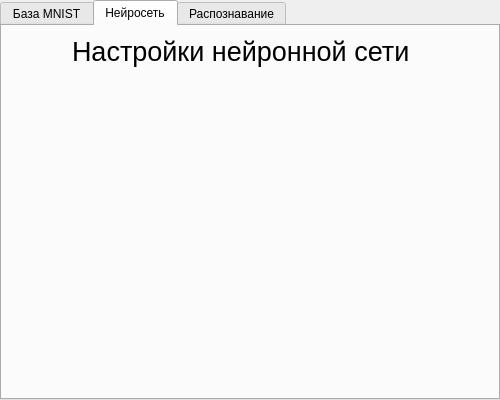
Above: mainwindow.ui from wadzapi/YANNDigits before the change. Below: the same form after it.
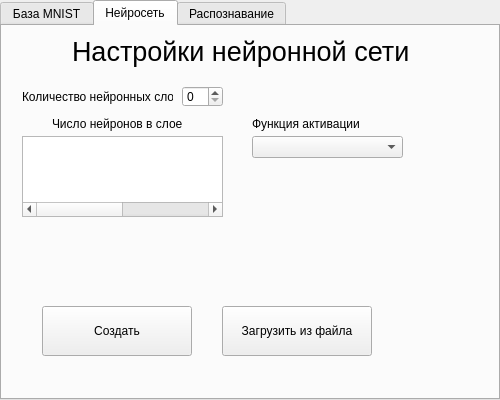
That is the form after the change. The open tabs and pages were chosen to show the change. Custom widgets are drawn as their Qt base class.

Diff of the .ui file:
```diff
--- a/mainwindow.ui
+++ b/mainwindow.ui
@@ -377,6 +377,118 @@
        <string>Настройки нейронной сети</string>
       </property>
      </widget>
+     <widget class="QSpinBox" name="spinBox">
+      <property name="geometry">
+       <rect>
+        <x>180</x>
+        <y>60</y>
+        <width>41</width>
+        <height>21</height>
+       </rect>
+      </property>
+     </widget>
+     <widget class="QLabel" name="label_18">
+      <property name="geometry">
+       <rect>
+        <x>20</x>
+        <y>60</y>
+        <width>151</width>
+        <height>21</height>
+       </rect>
+      </property>
+      <property name="text">
+       <string>Количество нейронных слоев</string>
+      </property>
+     </widget>
+     <widget class="QTableWidget" name="tableWidget">
+      <property name="geometry">
+       <rect>
+        <x>20</x>
+        <y>110</y>
+        <width>201</width>
+        <height>81</height>
+       </rect>
+      </property>
+      <property name="showGrid">
+       <bool>true</bool>
+      </property>
+      <property name="rowCount">
+       <number>0</number>
+      </property>
+      <property name="columnCount">
+       <number>2</number>
+      </property>
+      <attribute name="horizontalHeaderVisible">
+       <bool>false</bool>
+      </attribute>
+      <attribute name="verticalHeaderVisible">
+       <bool>false</bool>
+      </attribute>
+      <column/>
+      <column/>
+     </widget>
+     <widget class="QLabel" name="label_19">
+      <property name="geometry">
+       <rect>
+        <x>50</x>
+        <y>90</y>
+        <width>131</width>
+        <height>16</height>
+       </rect>
+      </property>
+      <property name="text">
+       <string>Число нейронов в слое:</string>
+      </property>
+     </widget>
+     <widget class="QComboBox" name="comboBox">
+      <property name="geometry">
+       <rect>
+        <x>250</x>
+        <y>110</y>
+        <width>151</width>
+        <height>22</height>
+       </rect>
+      </property>
+     </widget>
+     <widget class="QLabel" name="label_20">
+      <property name="geometry">
+       <rect>
+        <x>250</x>
+        <y>90</y>
+        <width>111</width>
+        <height>16</height>
+       </rect>
+      </property>
+      <property name="text">
+       <string>Функция активации</string>
+      </property>
+     </widget>
+     <widget class="QPushButton" name="pushButton_7">
+      <property name="geometry">
+       <rect>
+        <x>40</x>
+        <y>280</y>
+        <width>150</width>
+        <height>50</height>
+       </rect>
+      </property>
+      <property name="text">
+       <string>Создать</string>
+      </property>
+     </widget>
+     <widget class="QPushButton" name="pushButton_8">
+      <property name="geometry">
+       <rect>
+        <x>220</x>
+        <y>280</y>
+        <width>150</width>
+        <height>50</height>
+       </rect>
+      </property>
+      <property name="text">
+       <string>Загрузить из файла</string>
+      </property>
+     </widget>
     </widget>
     <widget class="QWidget" name="tab_2">
      <attribute name="title">
```
Left out of the diff: 2 changed lines with no effect on the pictures.
